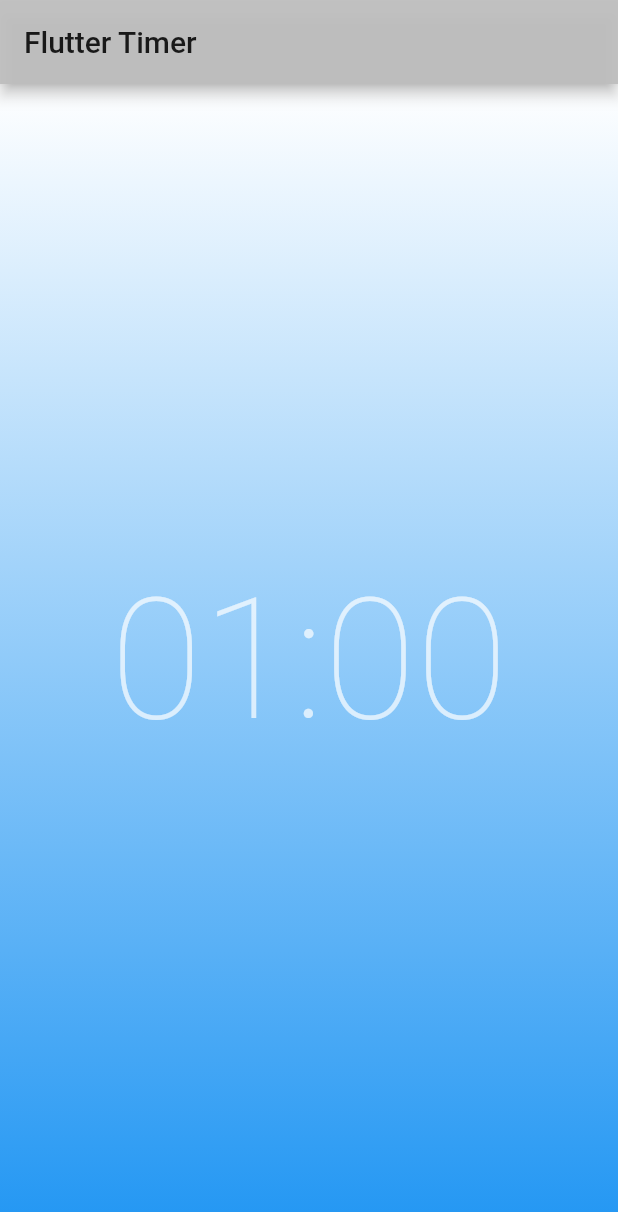
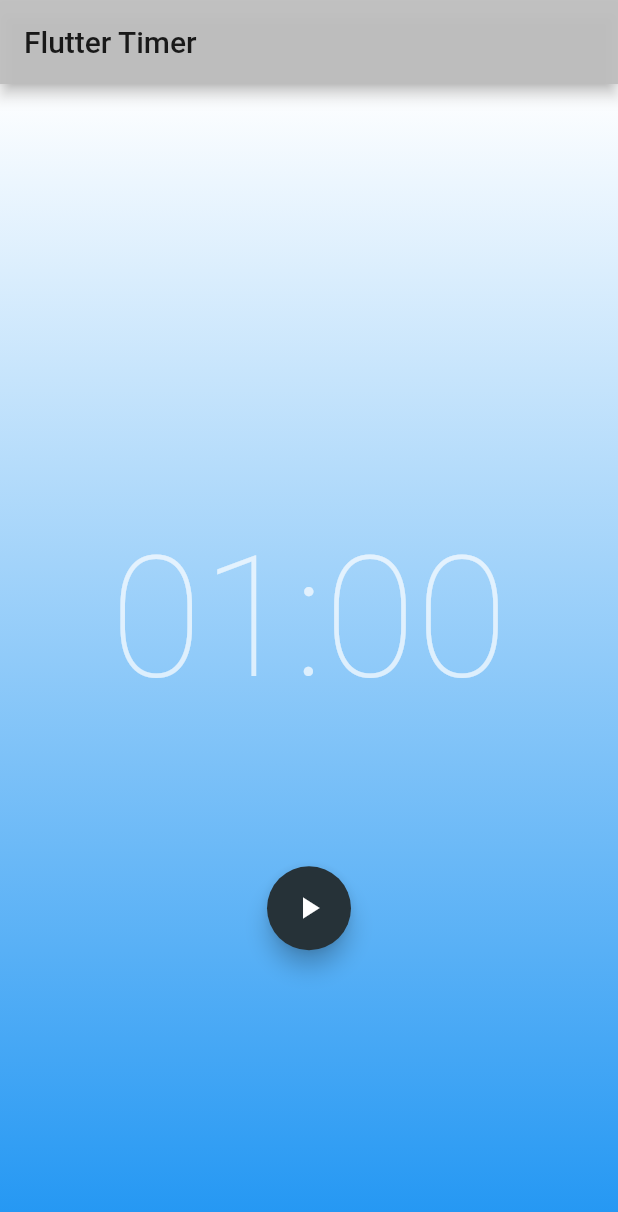
Before and after one commit to am-aakash/TimeTicker-app, a Flutter app: the screen it shows after launch, on a phone screen of 412 x 824 dp. Shown: the top 1212 px of the screen. Run offline on Flutter 3.47's test engine with Material 2 defaults, Android fonts, the phone set to English and light mode, and no system bars; our stand-ins replace bloc, equatable, flutter_bloc.

Commit message:
Phase 3 fixes

```diff
--- a/lib/screens/timer_screen.dart
+++ b/lib/screens/timer_screen.dart
@@ -2,7 +2,6 @@ import 'package:flutter/material.dart';
 import 'package:flutter_bloc/flutter_bloc.dart';
 import 'package:flutter_timer/bloc/timer_bloc.dart';
 import 'package:flutter_timer/src/ticker.dart';
-
 import 'background.dart';
 import 'timer_text.dart';
 
@@ -23,10 +22,10 @@ class TimerView extends StatelessWidget {
   @override
   Widget build(BuildContext context) {
     return Scaffold(
-      appBar: AppBar(title: const Text('Flutter Timer')),
+      appBar: AppBar(title: Text('Flutter Timer')),
       body: Stack(
         children: [
-          Background(),
+          const Background(),
           Column(
             mainAxisAlignment: MainAxisAlignment.center,
             crossAxisAlignment: CrossAxisAlignment.center,
@@ -35,7 +34,7 @@ class TimerView extends StatelessWidget {
                 padding: EdgeInsets.symmetric(vertical: 100.0),
                 child: Center(child: TimerText()),
               ),
-              //Actions(),
+              Actions(),
             ],
           ),
         ],
```
